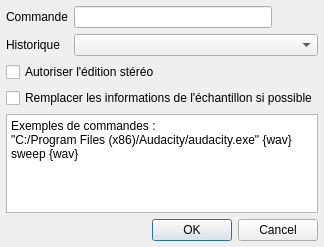
Qt form trunk/tools/dialog_command.ui (davy7125/polyphone) before a commit.
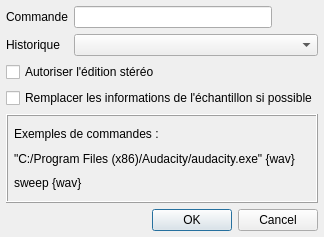
The same form after that commit. Icons and pictures are not drawn.

```diff
--- a/trunk/tools/dialog_command.ui
+++ b/trunk/tools/dialog_command.ui
@@ -10,7 +10,7 @@
     <x>0</x>
     <y>0</y>
     <width>324</width>
-    <height>247</height>
+    <height>237</height>
    </rect>
   </property>
   <property name="windowTitle">
@@ -40,19 +40,6 @@
      </property>
     </widget>
    </item>
-   <item row="4" column="0" colspan="3">
-    <widget class="QTextBrowser" name="textBrowser">
-     <property name="html">
-      <string>&lt;!DOCTYPE HTML PUBLIC &quot;-//W3C//DTD HTML 4.0//EN&quot; &quot;http://www.w3.org/TR/REC-html40/strict.dtd&quot;&gt;
-&lt;html&gt;&lt;head&gt;&lt;meta name=&quot;qrichtext&quot; content=&quot;1&quot; /&gt;&lt;style type=&quot;text/css&quot;&gt;
-p, li { white-space: pre-wrap; }
-&lt;/style&gt;&lt;/head&gt;&lt;body style=&quot; font-family:'Cantarell'; font-size:9pt; font-weight:400; font-style:normal;&quot;&gt;
-&lt;p style=&quot; margin-top:0px; margin-bottom:0px; margin-left:0px; margin-right:0px; -qt-block-indent:0; text-indent:0px;&quot;&gt;Exemples de commandes :&lt;/p&gt;
-&lt;p style=&quot; margin-top:0px; margin-bottom:0px; margin-left:0px; margin-right:0px; -qt-block-indent:0; text-indent:0px;&quot;&gt;&amp;quot;C:/Program Files (x86)/Audacity/audacity.exe&amp;quot; {wav}&lt;/p&gt;
-&lt;p style=&quot; margin-top:0px; margin-bottom:0px; margin-left:0px; margin-right:0px; -qt-block-indent:0; text-indent:0px;&quot;&gt;sweep {wav}&lt;/p&gt;&lt;/body&gt;&lt;/html&gt;</string>
-     </property>
-    </widget>
-   </item>
    <item row="0" column="0">
     <widget class="QLabel" name="label">
      <property name="text">
@@ -81,7 +68,13 @@
      </property>
     </widget>
    </item>
-   <item row="5" column="0" colspan="3">
+   <item row="0" column="1">
+    <widget class="QLineEdit" name="lineCommand"/>
+   </item>
+   <item row="1" column="1" colspan="2">
+    <widget class="QComboBox" name="comboPrevious"/>
+   </item>
+   <item row="7" column="0" colspan="3">
     <widget class="QDialogButtonBox" name="buttonBox">
      <property name="orientation">
       <enum>Qt::Horizontal</enum>
@@ -91,12 +84,6 @@
      </property>
     </widget>
    </item>
-   <item row="1" column="1" colspan="2">
-    <widget class="QComboBox" name="comboPrevious"/>
-   </item>
-   <item row="0" column="1">
-    <widget class="QLineEdit" name="lineCommand"/>
-   </item>
    <item row="2" column="0" colspan="3">
     <widget class="QCheckBox" name="checkStereo">
      <property name="text">
@@ -104,6 +91,66 @@
      </property>
     </widget>
    </item>
+   <item row="6" column="0" colspan="3">
+    <widget class="QFrame" name="frame">
+     <property name="enabled">
+      <bool>true</bool>
+     </property>
+     <property name="frameShape">
+      <enum>QFrame::Box</enum>
+     </property>
+     <property name="frameShadow">
+      <enum>QFrame::Raised</enum>
+     </property>
+     <layout class="QGridLayout" name="gridLayout_2">
+      <property name="leftMargin">
+       <number>6</number>
+      </property>
+      <property name="topMargin">
+       <number>6</number>
+      </property>
+      <property name="rightMargin">
+       <number>6</number>
+      </property>
+      <property name="bottomMargin">
+       <number>6</number>
+      </property>
+      <property name="horizontalSpacing">
+       <number>3</number>
+      </property>
+      <property name="verticalSpacing">
+       <number>0</number>
+      </property>
+      <item row="0" column="0">
+       <widget class="QLabel" name="label_3">
+        <property name="text">
+         <string>Exemples de commandes :</string>
+        </property>
+       </widget>
+      </item>
+      <item row="1" column="0">
+       <widget class="QLabel" name="label_4">
+        <property name="toolTip">
+         <string/>
+        </property>
+        <property name="text">
+         <string notr="true">&quot;C:/Program Files (x86)/Audacity/audacity.exe&quot; {wav}</string>
+        </property>
+       </widget>
+      </item>
+      <item row="2" column="0">
+       <widget class="QLabel" name="label_5">
+        <property name="toolTip">
+         <string/>
+        </property>
+        <property name="text">
+         <string notr="true">sweep {wav}</string>
+        </property>
+       </widget>
+      </item>
+     </layout>
+    </widget>
+   </item>
   </layout>
  </widget>
  <resources>
```
